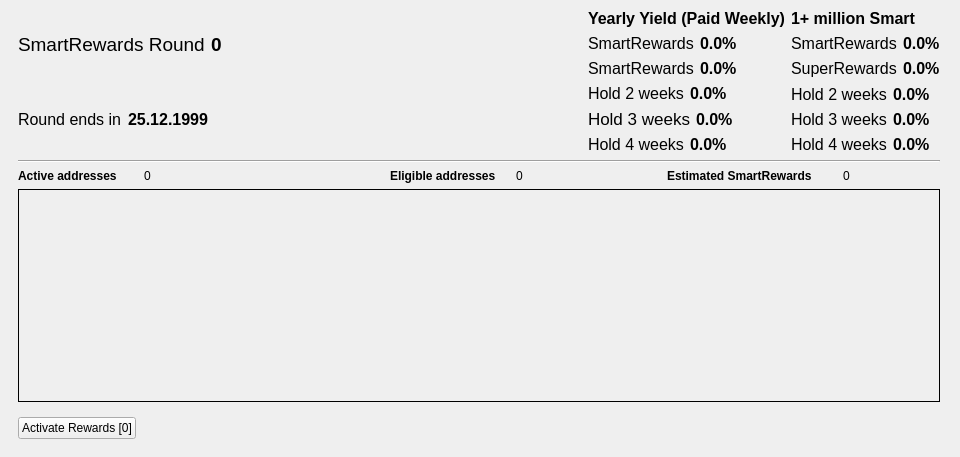
First picture: the form in src/qt/forms/smartrewardslist.ui, repository SmartCash/Core-Smart, before the edit.
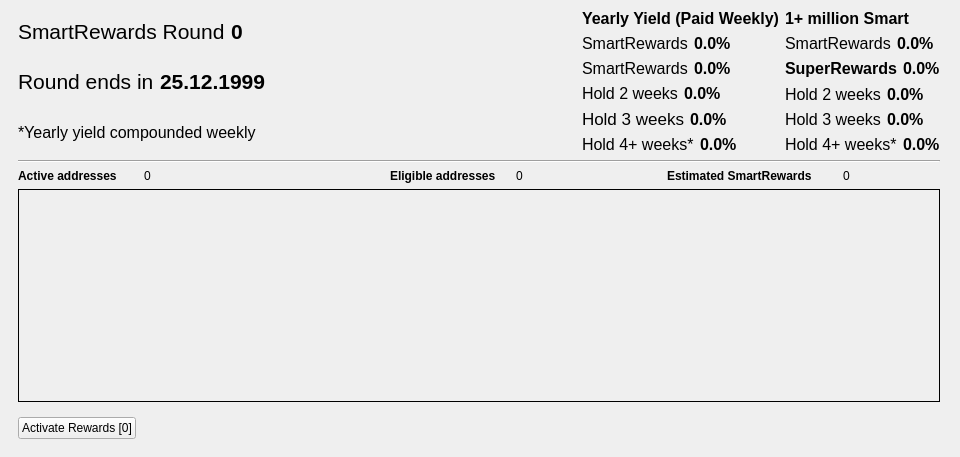
Second picture: the form after the edit. The open tabs and pages were chosen to show the change. Custom widgets are drawn as their Qt base class.

Commit message: Compound yield on SmartRewards tab

```diff
--- a/src/qt/forms/smartrewardslist.ui
+++ b/src/qt/forms/smartrewardslist.ui
@@ -185,7 +185,7 @@
                <widget class="QLabel" name="label_17">
                 <property name="font">
                  <font>
-                  <pointsize>14</pointsize>
+                  <pointsize>16</pointsize>
                  </font>
                 </property>
                 <property name="text">
@@ -203,7 +203,7 @@
                 </property>
                 <property name="font">
                  <font>
-                  <pointsize>14</pointsize>
+                  <pointsize>16</pointsize>
                   <weight>75</weight>
                   <bold>true</bold>
                  </font>
@@ -227,7 +227,7 @@
                 </property>
                 <property name="font">
                  <font>
-                  <pointsize>12</pointsize>
+                  <pointsize>16</pointsize>
                  </font>
                 </property>
                 <property name="text">
@@ -245,7 +245,7 @@
                 </property>
                 <property name="font">
                  <font>
-                  <pointsize>12</pointsize>
+                  <pointsize>16</pointsize>
                   <weight>75</weight>
                   <bold>true</bold>
                  </font>
@@ -257,6 +257,22 @@
               </item>
              </layout>
             </item>
+            <item>
+             <layout class="QHBoxLayout" name="horizontalLayout_13">
+              <item>
+               <widget class="QLabel" name="label_2100">
+                <property name="font">
+                 <font>
+                  <pointsize>12</pointsize>
+                 </font>
+                </property>
+                <property name="text">
+                 <string>*Yearly yield compounded weekly</string>
+                </property>
+               </widget>
+              </item>
+             </layout>
+            </item>
            </layout>
           </item>
          <item>
@@ -404,7 +420,7 @@
                </font>
               </property>
               <property name="text">
-               <string>Hold 4 weeks</string>
+               <string>Hold 4+ weeks*</string>
               </property>
              </widget>
             </item>
@@ -478,6 +494,7 @@
                <property name="font">
                 <font>
                  <pointsize>12</pointsize>
+                 <bold>true</bold>
                 </font>
                </property>
                <property name="text">
@@ -571,7 +588,7 @@
                </font>
               </property>
               <property name="text">
-               <string>Hold 4 weeks</string>
+               <string>Hold 4+ weeks*</string>
               </property>
              </widget>
             </item>
```
The commit also changes 1 other file.
